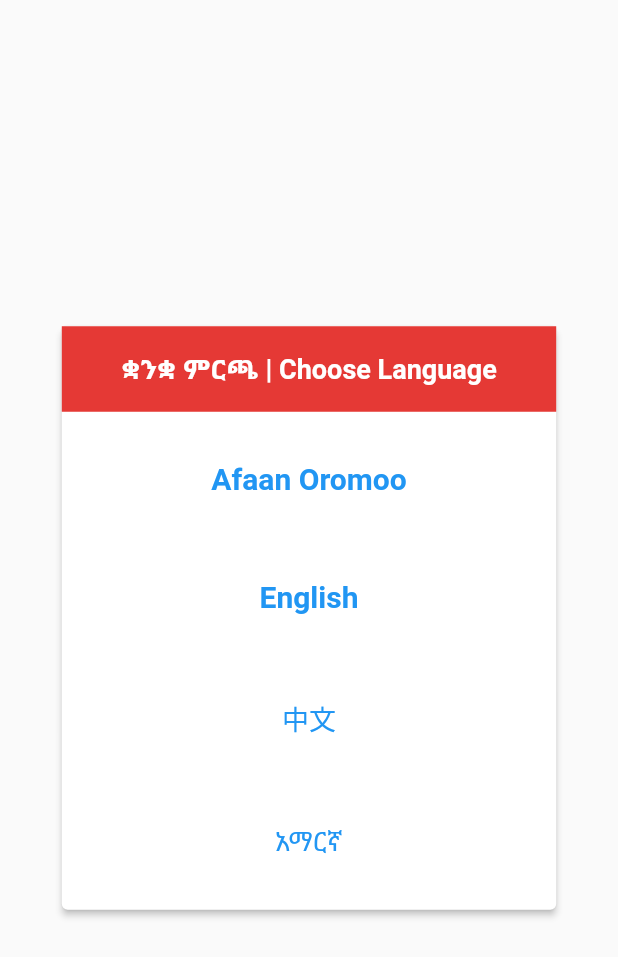
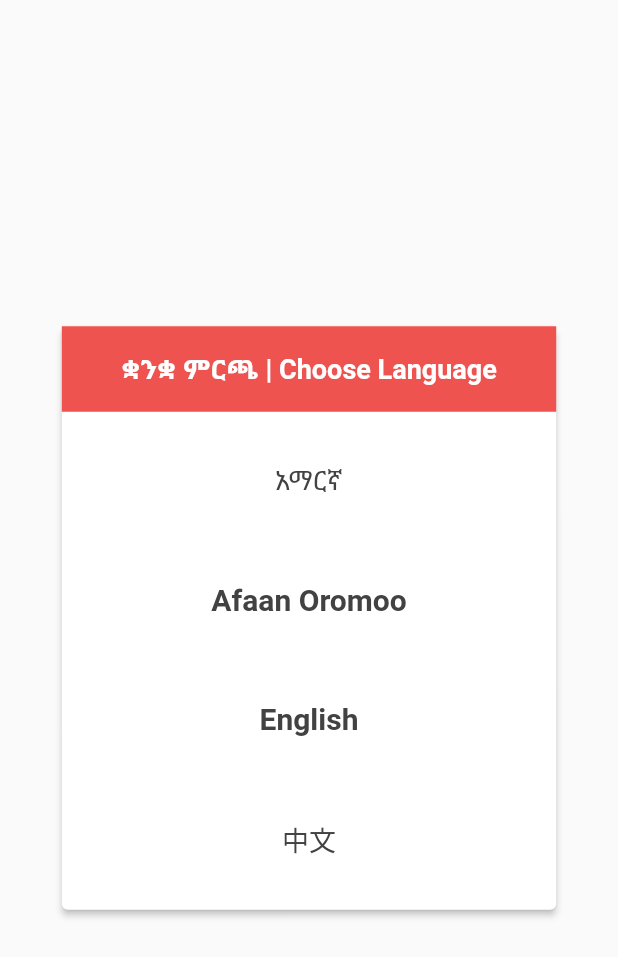
Before and after one commit to fuad-sj/safe, a Flutter app: the LanguageSelectorDialog widget shown alone on an empty page, opened directly, on a phone screen of 412 x 824 dp. Shown: the top 957 px of the screen. Run offline on Flutter 3.47's test engine with Material 2 defaults, Android fonts, the phone set to English and light mode, and no system bars; our stand-ins replace animated_text_kit, cloud_firestore, firebase_auth, firebase_core, firebase_database, firebase_messaging and 8 more; missing offline and left inert: flutter_geofire, flutter_polyline_points; accounts and stored records are empty; generated files the repository leaves out were written again.

Commit message:
feat(language dialog) - redesign language dialog with a red header and black text options

```diff
--- a/lib/language_selector_dialog.dart
+++ b/lib/language_selector_dialog.dart
@@ -5,10 +5,10 @@ import 'package:safe/utils/pref_util.dart';
 
 class LanguageSelectorDialog extends StatelessWidget {
   static const List<_LanguageOption> LANGUAGE_OPTIONS = [
+    _LanguageOption(languageName: 'አማርኛ', localeCode: 'am'),
     _LanguageOption(languageName: 'Afaan Oromoo', localeCode: 'en'),
     _LanguageOption(languageName: 'English', localeCode: 'en'),
     _LanguageOption(languageName: '中文', localeCode: 'zh'),
-    _LanguageOption(languageName: 'አማርኛ', localeCode: 'am'),
   ];
 
   const LanguageSelectorDialog({Key? key}) : super(key: key);
@@ -27,7 +27,7 @@ class LanguageSelectorDialog extends StatelessWidget {
         children: [
           // Header
           Container(
-            color: Colors.red.shade600,
+            color: Colors.red.shade400,
             padding: EdgeInsets.symmetric(vertical: 16.0),
             child: Center(
               child: Text(
@@ -60,6 +60,7 @@ class LanguageSelectorDialog extends StatelessWidget {
                     child: Text(
                       option.languageName,
                       style: TextStyle(
+                        color: Colors.grey.shade800,
                         fontSize: PrefUtil.getUserLanguageLocale() ==
                                 option.localeCode
                             ? 20.0
```
